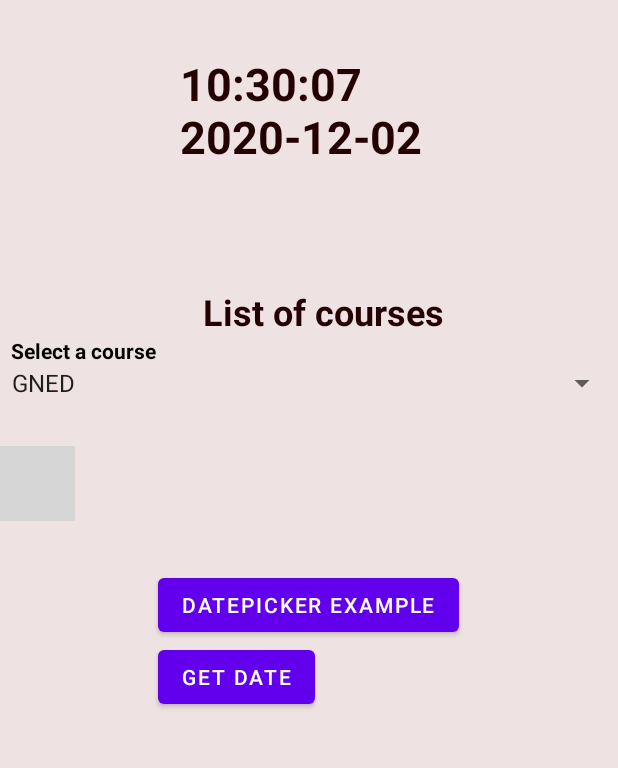
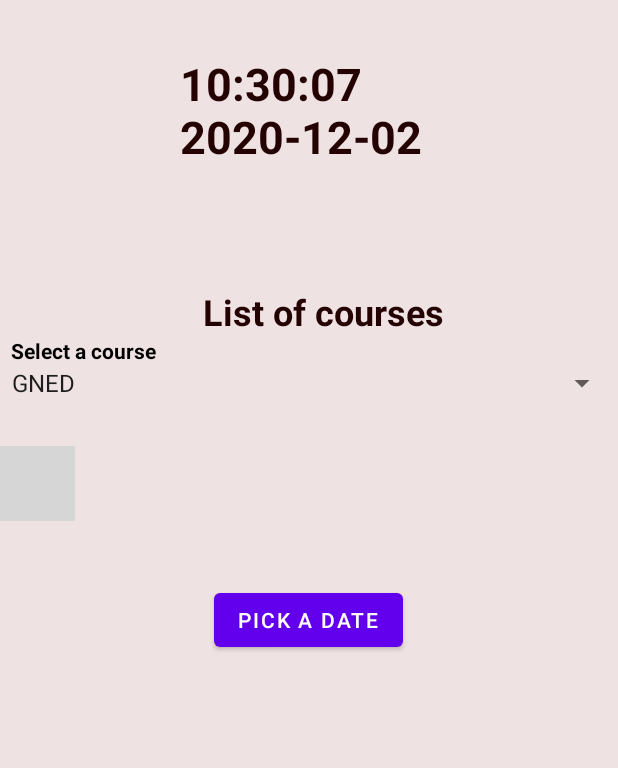
Before and after one commit to Alex5rfischer/Android-Development-Practice, an Android app: the screen it shows after launch (AlexActivity), on a phone screen of 412 x 824 dp, the part 148-916 px from its top. Run offline under Robolectric (Android 15) with nearby library versions, the phone set to English and light mode, and no system bars; grey boxes are pictures that could not be loaded.

Commit message:
Adjusted the spinner and the outputs of the course selections and the date picker

```diff
--- a/AlexLab3/src/main/AndroidManifest.xml
+++ b/AlexLab3/src/main/AndroidManifest.xml
@@ -3,6 +3,9 @@
     package="alex.la.n01313354">
 
     <uses-permission android:name="android.permission.SEND_SMS"/>
+    <uses-permission android:name="android.permission.INTERNET" />
+    <uses-permission android:name="android.permission.ACCESS_COARSE_LOCATION" />
+    <uses-permission android:name="android.permission.ACCESS_FINE_LOCATION" />
 
     <application
         android:allowBackup="true"
--- a/AlexLab3/src/main/java/alex/la/n01313354/LaHome.java
+++ b/AlexLab3/src/main/java/alex/la/n01313354/LaHome.java
@@ -20,8 +20,6 @@ public class LaHome extends Fragment {
 
     Button date;
     //DatePicker View
-    DatePicker picker;
-    Button btnGet;
     TextView tvw;
     @Override
     public void onCreate(Bundle savedInstanceState) {
@@ -34,17 +32,7 @@ public class LaHome extends Fragment {
         View view = (View) inflater.inflate(R.layout.la_home, container, false);
         date = (Button) view.findViewById(R.id.btnDatePicker);
 
-        tvw=(TextView)view.findViewById(R.id.textView1);
-        picker=(DatePicker)view.findViewById(R.id.datePicker1);
-        btnGet=(Button)view.findViewById(R.id.button1);
-
-        btnGet.setOnClickListener(new View.OnClickListener() {
-            @Override
-            public void onClick(View v) {
-                tvw.setText("Selected Date: "+ picker.getDayOfMonth()+"/"+ (picker.getMonth() + 1)+"/"+picker.getYear());
-            }
-        });
-
+        tvw=(TextView)view.findViewById(R.id.alexoutput);
 
         date.setOnClickListener(new View.OnClickListener() {
             @Override
@@ -62,8 +50,9 @@ public class LaHome extends Fragment {
             public void onClick(View v) {
                 //get the spinner view as text view
                 TextView courseSelected = (TextView)spin.getSelectedView();
+                tvw.setText("Selected:"+ courseSelected.getText());
                 //get the text from the spinner view
-                Toast.makeText(getActivity(), "Item Selected = "+courseSelected.getText(), Toast.LENGTH_SHORT).show();
+                //Toast.makeText(getActivity(), "Item Selected:"+courseSelected.getText(), Toast.LENGTH_SHORT).show();
             }
 
         });
--- a/AlexLab3/src/main/res/layout/la_home.xml
+++ b/AlexLab3/src/main/res/layout/la_home.xml
@@ -66,7 +66,6 @@
         android:text="Select a course">
 
     </TextView>
-
     <Spinner
         android:id="@+id/coursespinner"
         android:layout_width="fill_parent"
@@ -81,31 +80,24 @@
         android:background="@drawable/arrowbutton"
         android:layout_marginTop="30dp"
         android:layout_gravity="left"/>
+
+    <TextView
+        android:id="@+id/alexoutput"
+        android:layout_width="300dp"
+        android:layout_height="50dp"
+        android:layout_below="@+id/button1"
+        android:layout_marginLeft="80dp"
+        android:layout_marginTop="-40dp"
+        android:textStyle="bold"
+        android:textSize="18dp"/>
+
     <Button
         android:id="@+id/btnDatePicker"
         android:layout_width="wrap_content"
         android:layout_height="wrap_content"
         android:layout_marginTop="32dp"
         android:onClick="displayDatePicker"
-        android:text="DatePicker example"
+        android:text="Pick A Date"
         android:layout_gravity="center"/>
 
-    <Button
-        android:id="@+id/button1"
-        android:layout_width="wrap_content"
-        android:layout_height="wrap_content"
-        android:layout_below="@+id/datePicker1"
-        android:layout_marginLeft="105dp"
-        android:text="Get Date" />
-
-    <TextView
-        android:id="@+id/textView1"
-        android:layout_width="match_parent"
-        android:layout_height="wrap_content"
-        android:layout_below="@+id/button1"
-        android:layout_marginLeft="100dp"
-        android:layout_marginTop="10dp"
-        android:textStyle="bold"
-        android:textSize="18dp"/>
-
 </androidx.appcompat.widget.LinearLayoutCompat>
--- a/AlexLab3/src/main/res/layout/la_sms.xml
+++ b/AlexLab3/src/main/res/layout/la_sms.xml
@@ -2,6 +2,7 @@
 <LinearLayout xmlns:android="http://schemas.android.com/apk/res/android"
     xmlns:app="http://schemas.android.com/apk/res-auto"
     xmlns:tools="http://schemas.android.com/tools"
+    android:id="@+id/sms"
     android:orientation="vertical"
     android:layout_width="fill_parent"
     android:layout_height="fill_parent"
--- a/AlexLab3/src/main/res/values/strings.xml
+++ b/AlexLab3/src/main/res/values/strings.xml
@@ -29,7 +29,7 @@
 
     <string-array name="courses">
         <item>GNED</item>
-        <item>Algorithms and Data Structure</item>
+        <item>Algorithms and Data</item>
         <item>Software Project</item>
         <item>Hardware Production</item>
         <item>Network Programming</item>
```
Also changed, not shown: AlexLab3/src/main/java/alex/la/n01313354/LaDatePicker.java (+16 -37 lines), AlexLab3/src/main/java/alex/la/n01313354/LaSMS.java (+10 -2 lines), AlexLab3/src/main/res/layout/la_date_picker.xml (+26 -6 lines).
